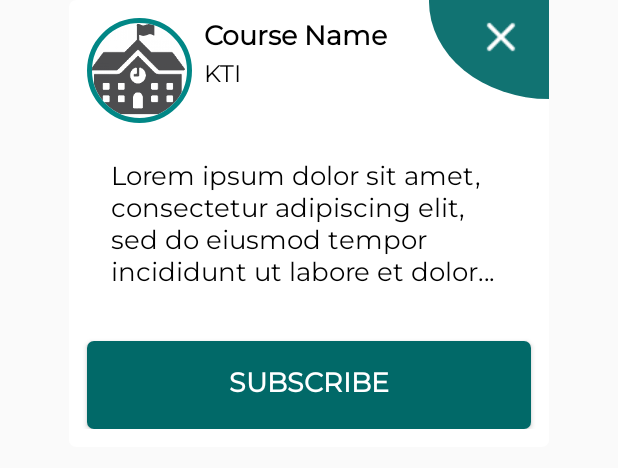
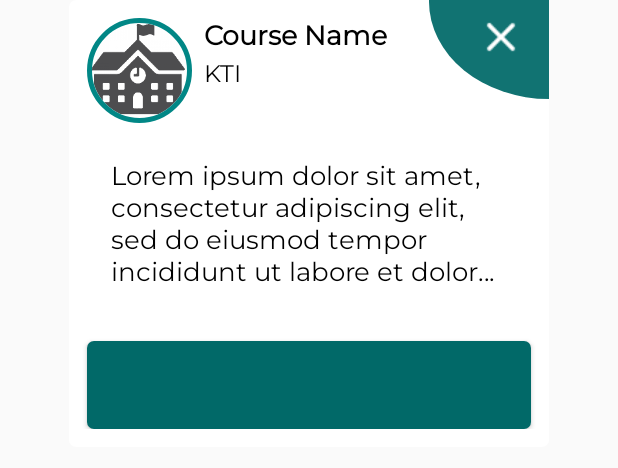
Before and after one commit to dsijakovski98/students-4-students-app, an Android app: the layout fragment_course_dialog.xml on its own in the app's theme, with its tools: preview values and no code run, on a phone screen of 412 x 824 dp. Shown: the top 468 px of the screen. Run offline under Robolectric (Android 15) with nearby library versions, the phone set to English and light mode, and no system bars.

Commit message:
subscribe button bug

```diff
--- a/app/src/main/res/layout/fragment_course_dialog.xml
+++ b/app/src/main/res/layout/fragment_course_dialog.xml
@@ -115,7 +115,6 @@
             android:elevation="20dp"
             android:fontFamily="@font/montserrat"
             android:paddingVertical="16dp"
-            android:text="@string/subscribe_button"
             android:textColor="@color/white"
             android:textSize="18sp"
             android:textStyle="bold"
```
